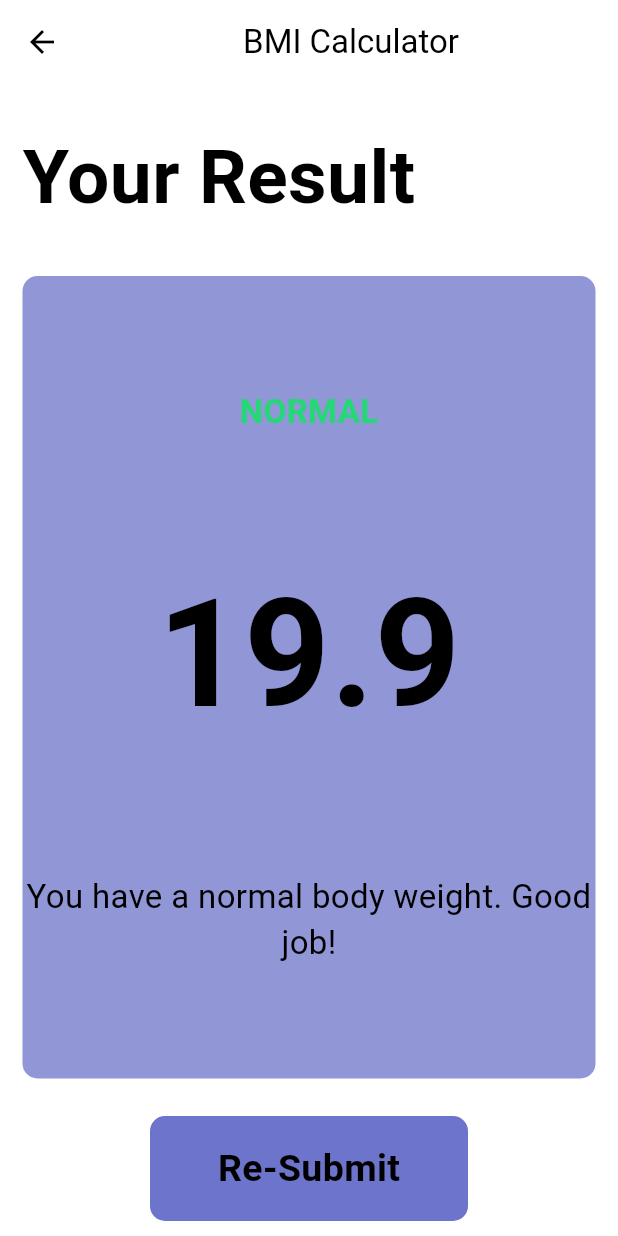
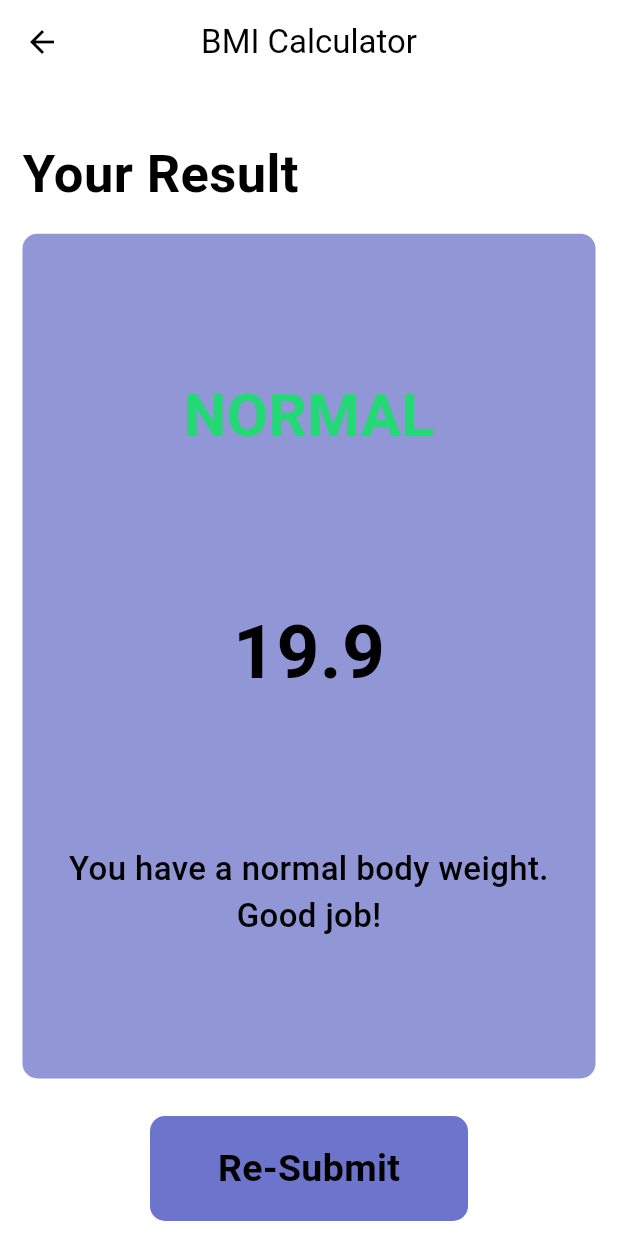
Before and after one commit to BIBINKB97/BMI-calculator-application, a Flutter app: the screen it shows after launch, after a tap on "Calculate", on a phone screen of 412 x 824 dp. Run offline on Flutter 3.47's test engine with Material 2 defaults, Android fonts, the phone set to English and light mode, and no system bars; our stand-ins replace get.

```diff
--- a/lib/config/colors.dart
+++ /dev/null
@@ -1,13 +0,0 @@
-import 'package:flutter/material.dart';
-
-const lBgColor = Color.fromARGB(255, 255, 255, 255);
-const lPrimaryColor = Color(0xff246AEF);
-const lLabelColor = Color(0xff8C8C8C);
-const lDivColor = Color(0xffFFFFFF);
-const lFontColor = Color(0xff000000);
-
-const dBgColor = Color.fromARGB(255, 18, 18, 18);
-const dPrimaryColor = Color(0xff246AEF);
-const dLabelColor = Color.fromARGB(255, 236, 229, 229);
-const dDivColor = Color(0xffFFFFFF);
-const dFontColor = Color(0xff000000);
--- a/lib/config/constants.dart
+++ b/lib/config/constants.dart
@@ -1,5 +1,16 @@
 import 'package:flutter/material.dart';
 
+const lBgColor = Color.fromARGB(255, 255, 255, 255);
+const lPrimaryColor = Color(0xff246AEF);
+const lLabelColor = Color(0xff8C8C8C);
+const lDivColor = Color(0xffFFFFFF);
+const lFontColor = Color(0xff000000);
+
+const dBgColor = Color.fromARGB(255, 18, 18, 18);
+const dPrimaryColor = Color(0xff246AEF);
+const dLabelColor = Color.fromARGB(255, 236, 229, 229);
+const dDivColor = Color(0xffFFFFFF);
+const dFontColor = Color(0xff000000);
 const kBottomContainerHeight = 70.0;
 const kActiveCardColor = Color.fromARGB(255, 144, 150, 214);
 const kInactiveCardColor = Color.fromARGB(255, 108, 116, 203);
@@ -20,21 +31,22 @@ const kLargeButtonTextStyle = TextStyle(
 );
 
 const kTitleTextStyle = TextStyle(
-  fontSize: 50.0,
+  fontSize: 35.0,
   fontWeight: FontWeight.bold,
 );
 
 const kResultTextStyle = TextStyle(
   color: Color(0xff24d876),
-  fontSize: 22.0,
-  fontWeight: FontWeight.bold,
+  fontSize: 40.0,
+  fontWeight: FontWeight.w700,
 );
 
 const kBMITextStyle = TextStyle(
-  fontSize: 100.0,
+  fontSize: 50.0,
   fontWeight: FontWeight.bold,
 );
 
 const kBodyTextStyle = TextStyle(
   fontSize: 22.0,
+  fontWeight: FontWeight.w500,
 );
--- a/lib/config/theme.dart
+++ b/lib/config/theme.dart
@@ -1,4 +1,5 @@
-import 'package:bmi_calculator/config/colors.dart';
+
+import 'package:bmi_calculator/config/constants.dart';
 import 'package:flutter/material.dart';
 
 var lightTheme = ThemeData(
--- a/lib/view/results.dart
+++ b/lib/view/results.dart
@@ -1,12 +1,10 @@
-
-
 import 'package:bmi_calculator/config/constants.dart';
 import 'package:bmi_calculator/view/widgets/custom_card.dart';
 import 'package:bmi_calculator/view/widgets/submit_button.dart';
 import 'package:flutter/material.dart';
 
 class ResultsPage extends StatelessWidget {
-    ResultsPage(
+  ResultsPage(
       {required this.interpretation,
       required this.bmiResult,
       required this.resultText});
@@ -19,17 +17,14 @@ class ResultsPage extends StatelessWidget {
   Widget build(BuildContext context) {
     return Scaffold(
       appBar: AppBar(
-        title: const Center(
-          child: Text('BMI Calculator'),
-        ),
+        centerTitle: true,
+        title: Text('BMI Calculator'),
       ),
       body: Column(
-        mainAxisAlignment: MainAxisAlignment.spaceEvenly,
-        crossAxisAlignment: CrossAxisAlignment.stretch,
         children: [
           Expanded(
             child: Container(
-              padding: EdgeInsets.all(15.0),
+              padding: EdgeInsets.symmetric(horizontal: 15.0),
               alignment: Alignment.bottomLeft,
               child: const Text(
                 'Your Result',
@@ -38,7 +33,7 @@ class ResultsPage extends StatelessWidget {
             ),
           ),
           Expanded(
-            flex: 5,
+            flex: 7,
             child: CustomCard(
               cusColor: kActiveCardColor,
               customCardChild: Column(
@@ -53,10 +48,15 @@ class ResultsPage extends StatelessWidget {
                     bmiResult,
                     style: kBMITextStyle,
                   ),
-                  Text(
-                    interpretation,
-                    textAlign: TextAlign.center,
-                    style: kBodyTextStyle,
+                  Padding(
+                    padding: const EdgeInsets.symmetric(
+                      horizontal: 20,
+                    ),
+                    child: Text(
+                      interpretation,
+                      textAlign: TextAlign.center,
+                      style: kBodyTextStyle,
+                    ),
                   ),
                 ],
               ),
```
